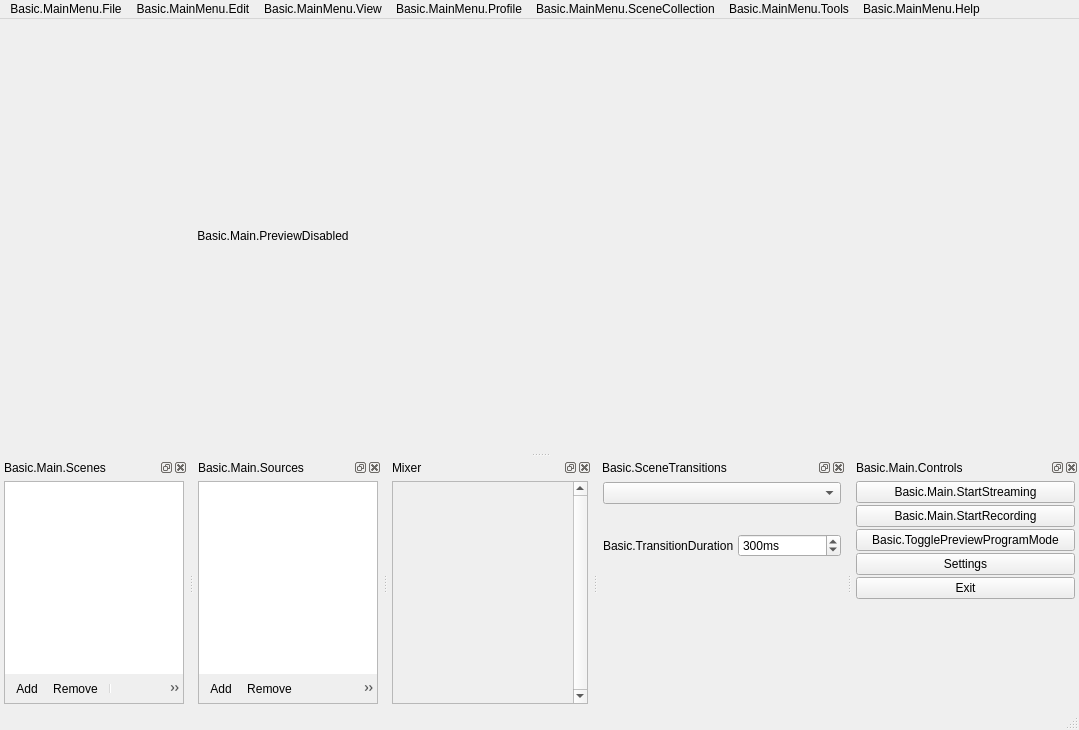
First picture: the form in UI/forms/OBSBasic.ui, repository GameKyuubi/obs-studio, before the edit.
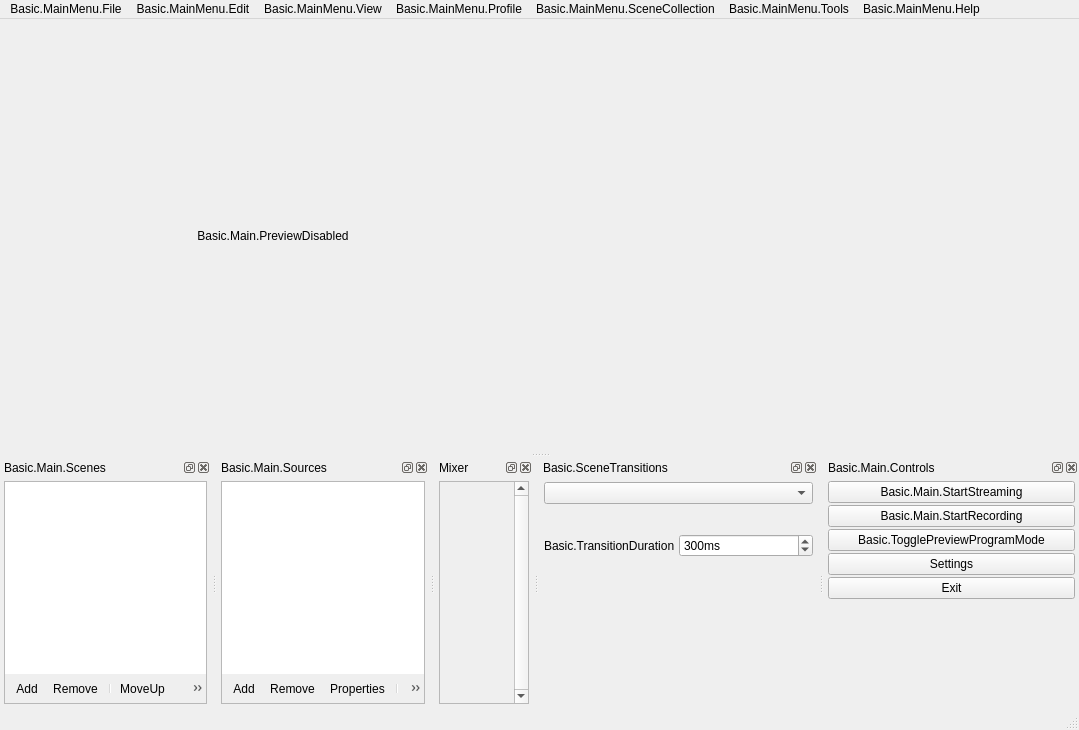
Second picture: the form after the edit. Icons and pictures are not drawn. Custom widgets are drawn as their Qt base class.

Commit message:
UI: Fix mixer dock widget minSize being too big
When the vertical volume meter was introduced it set in the OBSBasic.ui
mixer dock definition a min width/height that was valid for both
widgets. QStackedWidget hints the minimum size as the higher w/h
of its children so this workaround is necessary.

```diff
--- a/UI/forms/OBSBasic.ui
+++ b/UI/forms/OBSBasic.ui
@@ -617,12 +617,6 @@
      <item>
       <widget class="QStackedWidget" name="stackedMixerArea">
        <widget class="VScrollArea" name="hMixerScrollArea">
-        <property name="minimumSize">
-         <size>
-          <width>175</width>
-          <height>220</height>
-         </size>
-        </property>
         <property name="contextMenuPolicy">
          <enum>Qt::CustomContextMenu</enum>
         </property>
```
The commit also changes 2 other files.
